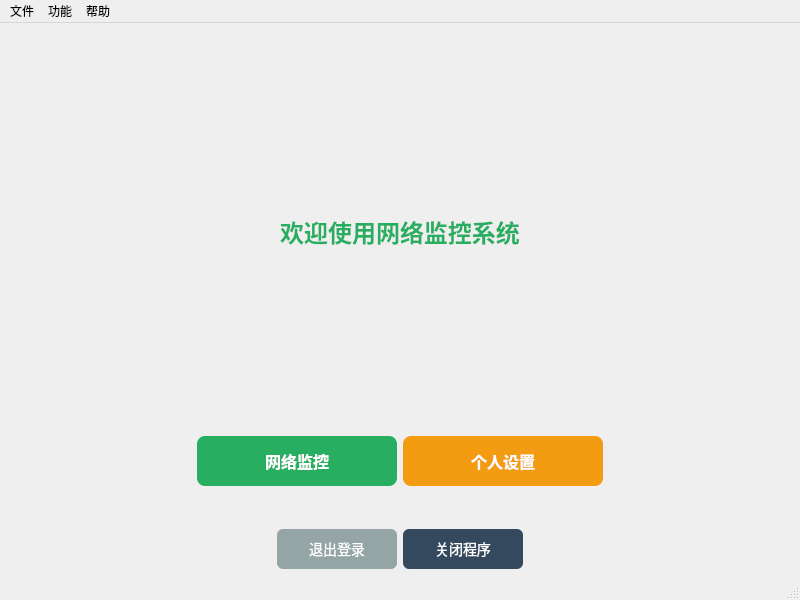
The window that ui/userwindow.ui (KERWINHUGH/InternetMonitoring) describes before a commit, drawn with Qt 5.
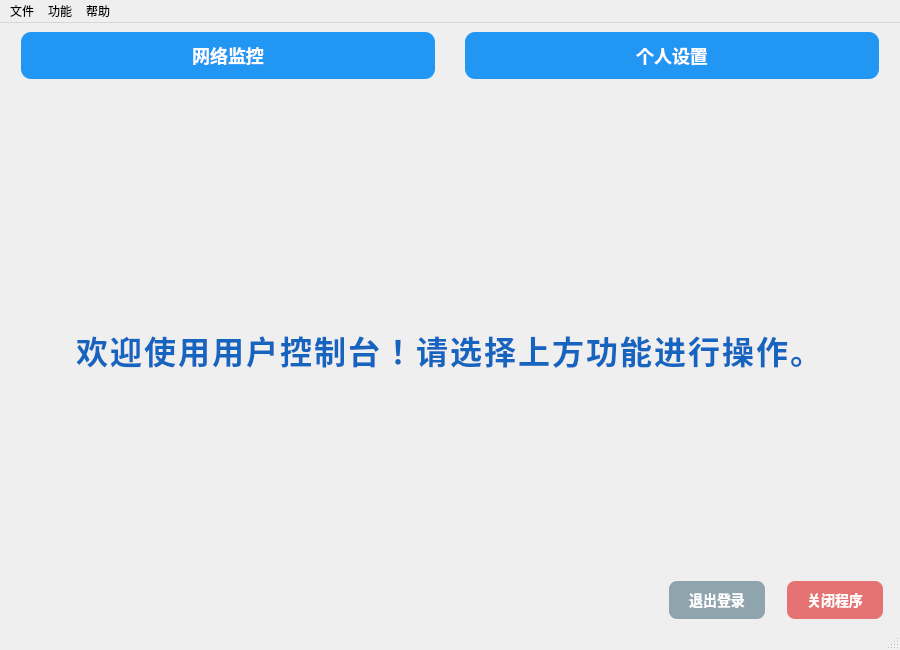
The same window after the commit. Icons and pictures are not drawn.

What changed in the file:
```diff
--- a/ui/userwindow.ui
+++ b/ui/userwindow.ui
@@ -6,8 +6,8 @@
    <rect>
     <x>0</x>
     <y>0</y>
-    <width>800</width>
-    <height>600</height>
+    <width>900</width>
+    <height>650</height>
    </rect>
   </property>
   <property name="windowTitle">
@@ -15,232 +15,47 @@
   </property>
   <property name="fixedSize" stdset="0">
    <size>
-    <width>800</width>
-    <height>600</height>
+    <width>900</width>
+    <height>650</height>
    </size>
   </property>
   <widget class="QWidget" name="centralwidget">
-   <layout class="QGridLayout" name="gridLayout">
-    <item row="0" column="0">
-     <layout class="QVBoxLayout" name="verticalLayout" stretch="30,0,0,0">
-      <item>
-       <widget class="QLabel" name="welcomeLabel">
-        <property name="styleSheet">
-         <string notr="true">QLabel { font-size: 24px; font-weight: bold; color: #27ae60; margin: 20px; }</string>
-        </property>
-        <property name="text">
-         <string>欢迎使用网络监控系统</string>
-        </property>
-        <property name="alignment">
-         <set>Qt::AlignCenter</set>
-        </property>
-       </widget>
-      </item>
-      <item>
-       <layout class="QHBoxLayout" name="buttonLayout">
+   <layout class="QVBoxLayout" name="mainVerticalLayout">
+    <item>
+     <layout class="QHBoxLayout" name="topButtonLayout">
+      <item><widget class="QPushButton" name="networkMonitorBtn"><property name="text"><string>网络监控</string></property><property name="icon"><iconset resource="resources/img/img.qrc"><normaloff>:/img/monitorcenter.png</normaloff></iconset></property><property name="styleSheet"><string notr="true">QPushButton { background-color: #2196F3; color: white; border-radius: 10px; padding: 10px 28px; font-size: 18px; font-weight: bold; margin: 0 12px; min-width: 120px; border: none; } QPushButton:hover, QPushButton:checked { background-color: #1565C0; box-shadow: 0 2px 12px #90caf9; }</string></property></widget></item>
+      <item><widget class="QPushButton" name="personalSettingsBtn"><property name="text"><string>个人设置</string></property><property name="icon"><iconset resource="resources/img/img.qrc"><normaloff>:/img/user.png</normaloff></iconset></property><property name="styleSheet"><string notr="true">QPushButton { background-color: #2196F3; color: white; border-radius: 10px; padding: 10px 28px; font-size: 18px; font-weight: bold; margin: 0 12px; min-width: 120px; border: none; } QPushButton:hover, QPushButton:checked { background-color: #1565C0; box-shadow: 0 2px 12px #90caf9; }</string></property></widget></item>
+     </layout>
+    </item>
+    <item>
+     <widget class="QStackedWidget" name="mainStackedWidget">
+      <widget class="QWidget" name="welcomePage">
+       <layout class="QVBoxLayout" name="welcomeLayout">
         <item>
-         <spacer name="horizontalSpacer">
-          <property name="orientation">
-           <enum>Qt::Horizontal</enum>
-          </property>
-          <property name="sizeHint" stdset="0">
-           <size>
-            <width>40</width>
-            <height>20</height>
-           </size>
-          </property>
-         </spacer>
-        </item>
-        <item>
-         <widget class="QPushButton" name="networkMonitorBtn">
-          <property name="minimumSize">
-           <size>
-            <width>200</width>
-            <height>50</height>
-           </size>
-          </property>
-          <property name="maximumSize">
-           <size>
-            <width>200</width>
-            <height>50</height>
-           </size>
-          </property>
-          <property name="styleSheet">
-           <string notr="true">QPushButton { 
-    background-color: #27ae60; 
-    color: white; 
-    border: none; 
-    border-radius: 8px; 
-    font-size: 16px; 
-    font-weight: bold; 
-} 
-QPushButton:hover { 
-    background-color: #229954; 
-} 
-QPushButton:pressed { 
-    background-color: #1e8449; 
-}</string>
-          </property>
+         <widget class="QLabel" name="welcomeLabel">
           <property name="text">
-           <string>网络监控</string>
+           <string>欢迎使用用户控制台！请选择上方功能进行操作。</string>
           </property>
-         </widget>
-        </item>
-        <item>
-         <widget class="QPushButton" name="personalSettingsBtn">
-          <property name="minimumSize">
-           <size>
-            <width>200</width>
-            <height>50</height>
-           </size>
+          <property name="alignment">
+           <set>Qt::AlignCenter</set>
           </property>
-          <property name="maximumSize">
-           <size>
-            <width>200</width>
-            <height>50</height>
-           </size>
+          <property name="minimumWidth">
+           <number>600</number>
           </property>
           <property name="styleSheet">
-           <string notr="true">QPushButton { 
-    background-color: #f39c12; 
-    color: white; 
-    border: none; 
-    border-radius: 8px; 
-    font-size: 16px; 
-    font-weight: bold; 
-} 
-QPushButton:hover { 
-    background-color: #e67e22; 
-} 
-QPushButton:pressed { 
-    background-color: #d35400; 
-}</string>
+           <string notr="true">font-size: 32px; font-weight: 600; color: #1565C0; margin: 100px 0 60px 0; letter-spacing: 2px; text-shadow: 1px 2px 8px #e3eaf7; border: none; background: transparent;</string>
           </property>
-          <property name="text">
-           <string>个人设置</string>
-          </property>
          </widget>
         </item>
-        <item>
-         <spacer name="horizontalSpacer_2">
-          <property name="orientation">
-           <enum>Qt::Horizontal</enum>
-          </property>
-          <property name="sizeHint" stdset="0">
-           <size>
-            <width>40</width>
-            <height>20</height>
-           </size>
-          </property>
-         </spacer>
-        </item>
        </layout>
-      </item>
-      <item>
-       <spacer name="verticalSpacer">
-        <property name="orientation">
-         <enum>Qt::Vertical</enum>
-        </property>
-        <property name="sizeHint" stdset="0">
-         <size>
-          <width>17</width>
-          <height>37</height>
-         </size>
-        </property>
-       </spacer>
-      </item>
-      <item>
-       <layout class="QHBoxLayout" name="bottomLayout">
-        <item>
-         <spacer name="horizontalSpacer_3">
-          <property name="orientation">
-           <enum>Qt::Horizontal</enum>
-          </property>
-          <property name="sizeHint" stdset="0">
-           <size>
-            <width>40</width>
-            <height>20</height>
-           </size>
-          </property>
-         </spacer>
-        </item>
-        <item>
-         <widget class="QPushButton" name="logoutBtn">
-          <property name="minimumSize">
-           <size>
-            <width>120</width>
-            <height>40</height>
-           </size>
-          </property>
-          <property name="maximumSize">
-           <size>
-            <width>120</width>
-            <height>40</height>
-           </size>
-          </property>
-          <property name="styleSheet">
-           <string notr="true">QPushButton { 
-    background-color: #95a5a6; 
-    color: white; 
-    border: none; 
-    border-radius: 6px; 
-    font-size: 14px; 
-} 
-QPushButton:hover { 
-    background-color: #7f8c8d; 
-}</string>
-          </property>
-          <property name="text">
-           <string>退出登录</string>
-          </property>
-         </widget>
-        </item>
-        <item>
-         <widget class="QPushButton" name="closeBtn">
-          <property name="minimumSize">
-           <size>
-            <width>120</width>
-            <height>40</height>
-           </size>
-          </property>
-          <property name="maximumSize">
-           <size>
-            <width>120</width>
-            <height>40</height>
-           </size>
-          </property>
-          <property name="styleSheet">
-           <string notr="true">QPushButton { 
-    background-color: #34495e; 
-    color: white; 
-    border: none; 
-    border-radius: 6px; 
-    font-size: 14px; 
-} 
-QPushButton:hover { 
-    background-color: #2c3e50; 
-}</string>
-          </property>
-          <property name="text">
-           <string>关闭程序</string>
-          </property>
-         </widget>
-        </item>
-        <item>
-         <spacer name="horizontalSpacer_4">
-          <property name="orientation">
-           <enum>Qt::Horizontal</enum>
-          </property>
-          <property name="sizeHint" stdset="0">
-           <size>
-            <width>40</width>
-            <height>20</height>
-           </size>
-          </property>
-         </spacer>
-        </item>
-       </layout>
-      </item>
+      </widget>
+     </widget>
+    </item>
+    <item>
+     <layout class="QHBoxLayout" name="bottomButtonLayout">
+      <item><spacer name="bottomSpacer"><property name="orientation"><enum>Qt::Horizontal</enum></property><property name="sizeHint" stdset="0"><size><width>40</width><height>20</height></size></property></spacer></item>
+      <item><widget class="QPushButton" name="logoutBtn"><property name="text"><string>退出登录</string></property><property name="styleSheet"><string notr="true">QPushButton { background-color: #90A4AE; color: white; border-radius: 8px; padding: 8px 20px; font-size: 14px; font-weight: bold; margin: 0 8px;} QPushButton:hover { background-color: #607D8B; }</string></property></widget></item>
+      <item><widget class="QPushButton" name="closeBtn"><property name="text"><string>关闭程序</string></property><property name="styleSheet"><string notr="true">QPushButton { background-color: #E57373; color: white; border-radius: 8px; padding: 8px 20px; font-size: 14px; font-weight: bold; margin: 0 8px;} QPushButton:hover { background-color: #C62828; }</string></property></widget></item>
      </layout>
     </item>
    </layout>
@@ -291,7 +106,7 @@
   </action>
   <action name="action_monitor">
    <property name="text">
-    <string>网络监控</string>
+    <string>数据监控</string>
    </property>
   </action>
   <action name="action_settings">
```
Left out of the diff: 4 changed lines with no effect on the pictures.
